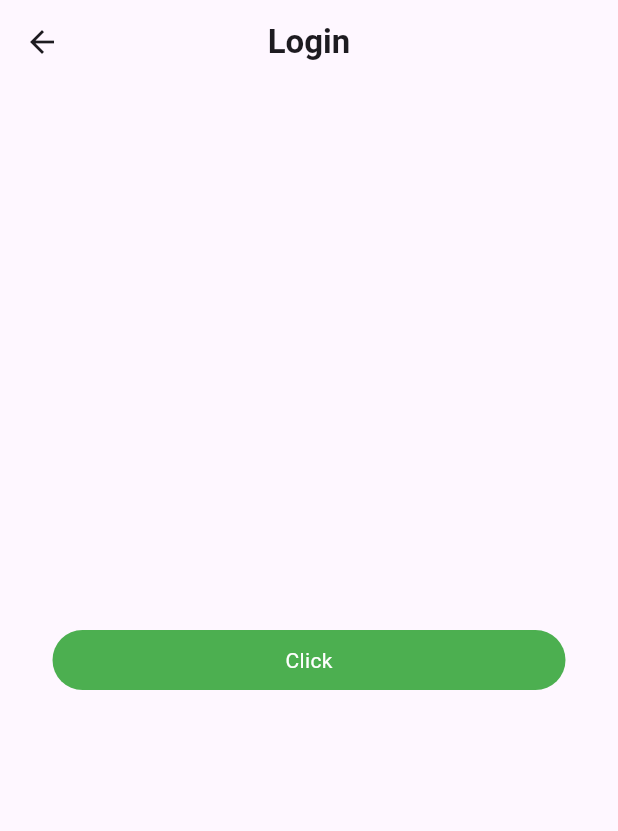
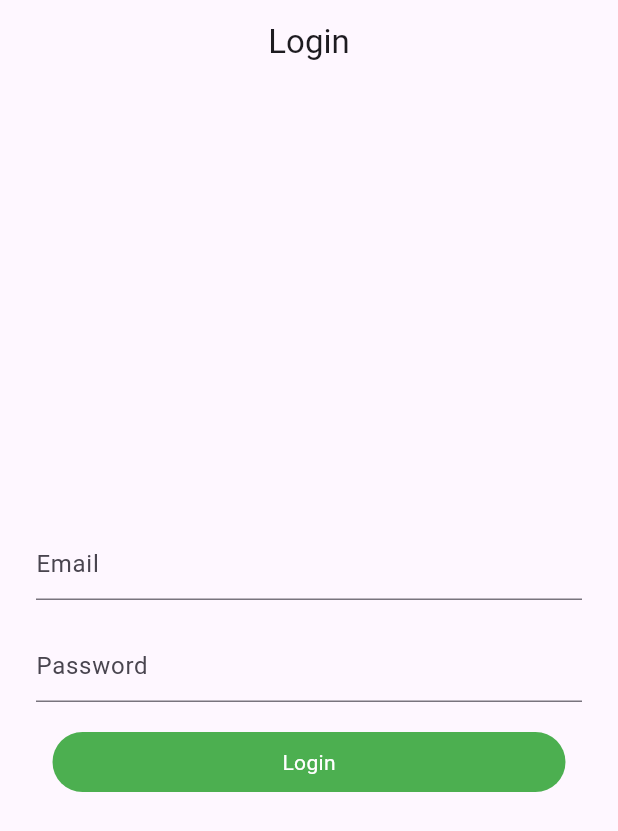
Before and after one commit to hamza-flutterdev/multi-profile-shared-preference-app, a Flutter app: the screen it shows after launch, on a phone screen of 412 x 824 dp. Shown: the top 831 px of the screen. Run offline on Flutter 3.47's test engine with Material 3 defaults, Android fonts, the phone set to English and light mode, and no system bars; our stand-ins replace shared_preferences.

Commit message:
Add Basic Structure

```diff
--- /dev/null
+++ b/devtools_options.yaml
@@ -0,0 +1,3 @@
+description: This file stores settings for Dart & Flutter DevTools.
+documentation: https://docs.flutter.dev/tools/devtools/extensions#configure-extension-enablement-states
+extensions:
--- a/lib/main.dart
+++ b/lib/main.dart
@@ -10,10 +10,9 @@ class MultiProfile extends StatelessWidget {
 
   @override
   Widget build(BuildContext context) {
-    return MaterialApp(
+    return const MaterialApp(
+      debugShowCheckedModeBanner: false,
       title: 'Multi Profile',
-      debugShowCheckedModeBanner: false,
-      theme: ThemeData(primaryColor: Colors.blue),
       home: SplashScreen(),
     );
   }
--- a/lib/screens/login_screen.dart
+++ b/lib/screens/login_screen.dart
@@ -1,6 +1,8 @@
 import 'package:flutter/material.dart';
 import 'package:multi_profile/screens/home_screen.dart';
 import 'package:multi_profile/widgets/my_button.dart';
+import 'package:multi_profile/widgets/my_text_field.dart';
+import 'package:shared_preferences/shared_preferences.dart';
 
 class LoginScreen extends StatefulWidget {
   const LoginScreen({super.key});
@@ -10,26 +12,31 @@ class LoginScreen extends StatefulWidget {
 }
 
 class _LoginScreenState extends State<LoginScreen> {
+  final TextEditingController emailController = TextEditingController();
+  final TextEditingController passwordController = TextEditingController();
   @override
   Widget build(BuildContext context) {
     return Scaffold(
       appBar: AppBar(
-        title: const Text(
-          'Login',
-          style: TextStyle(fontWeight: FontWeight.bold),
-        ),
+        title: Text('Login'),
         centerTitle: true,
+        automaticallyImplyLeading: false,
       ),
       body: Column(
         mainAxisAlignment: MainAxisAlignment.center,
         children: [
+          MyTextField(hintText: 'Email', controller: emailController),
+          MyTextField(hintText: 'Password ', controller: passwordController),
           MyButton(
-            title: 'Click',
-            onTap: () {
-              Navigator.push(
-                context,
-                MaterialPageRoute(builder: (context) => HomeScreen()),
-              );
+            title: 'Login',
+            onTap: () async {
+              final SharedPreferences pref =
+                  await SharedPreferences.getInstance();
+              pref.setString('email', 'xyz@gmail.com');
+              pref.setString('password', '12345678');
+
+              print(pref.getString('email'));
+              print(pref.getString('password'));
             },
           ),
         ],
--- a/lib/screens/splash_screen.dart
+++ b/lib/screens/splash_screen.dart
@@ -26,6 +26,7 @@ class _SplashScreenState extends State<SplashScreen> {
   @override
   Widget build(BuildContext context) {
     return const Scaffold(
+      backgroundColor: Colors.white,
       body: Center(child: Image(image: AssetImage('assets/app_logo.png'))),
     );
   }
--- a/lib/widgets/my_button.dart
+++ b/lib/widgets/my_button.dart
@@ -8,7 +8,7 @@ class MyButton extends StatelessWidget {
   @override
   Widget build(BuildContext context) {
     return Padding(
-      padding: const EdgeInsets.symmetric(horizontal: 35, vertical: 10),
+      padding: EdgeInsets.symmetric(horizontal: 35, vertical: 10),
       child: InkWell(
         onTap: onTap,
         child: Container(
--- /dev/null
+++ b/lib/widgets/my_text_field.dart
@@ -0,0 +1,28 @@
+import 'package:flutter/material.dart';
+
+class MyTextField extends StatefulWidget {
+  final String hintText;
+  final TextEditingController controller;
+
+  const MyTextField({
+    super.key,
+    required this.hintText,
+    required this.controller,
+  });
+
+  @override
+  State<MyTextField> createState() => _MyTextFieldState();
+}
+
+class _MyTextFieldState extends State<MyTextField> {
+  @override
+  Widget build(BuildContext context) {
+    return Padding(
+      padding: const EdgeInsets.symmetric(horizontal: 24, vertical: 10),
+      child: TextFormField(
+        controller: widget.controller,
+        decoration: InputDecoration(hintText: widget.hintText),
+      ),
+    );
+  }
+}
--- a/pubspec.yaml
+++ b/pubspec.yaml
@@ -34,6 +34,7 @@ dependencies:
   # The following adds the Cupertino Icons font to your application.
   # Use with the CupertinoIcons class for iOS style icons.
   cupertino_icons: ^1.0.8
+  shared_preferences: ^2.5.3
 
 dev_dependencies:
   flutter_test:
```
Also changed, not shown: lib/screens/home_screen.dart (+1 -7 lines), pubspec.lock, 2 other files.
